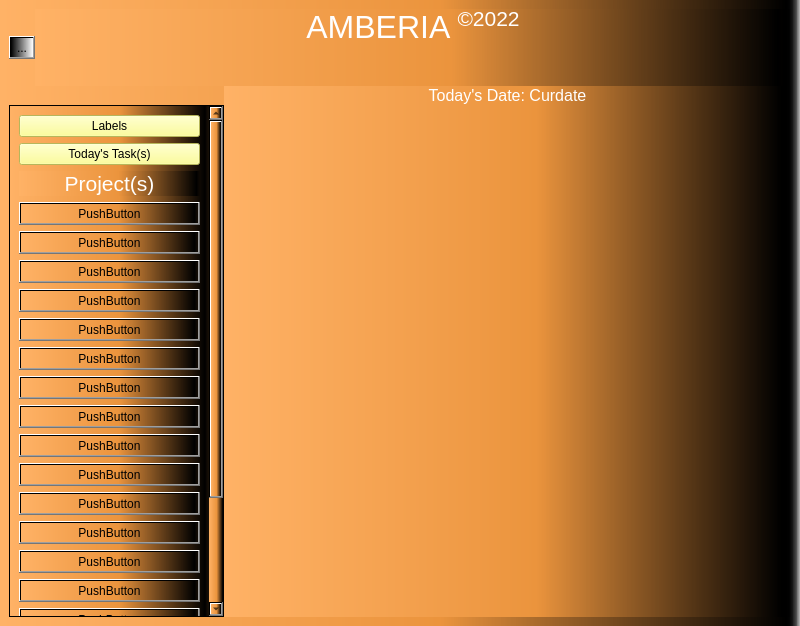
Old version of the form Codebase/GUI/UI_Files/MainWindow.ui in the repository Mulukulum/Amberia.
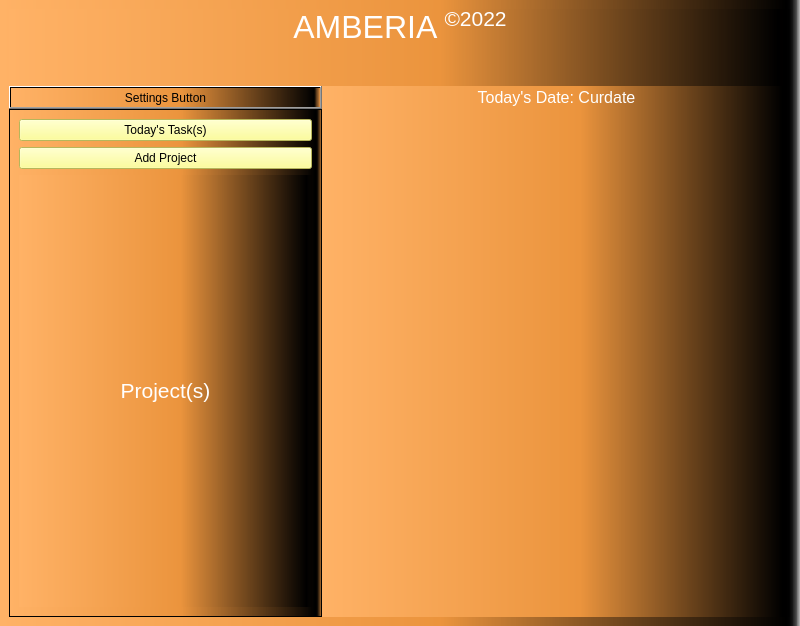
New version of the form.

What changed in the file:
```diff
--- a/Codebase/GUI/UI_Files/MainWindow.ui
+++ b/Codebase/GUI/UI_Files/MainWindow.ui
@@ -29,26 +29,6 @@
       <property name="spacing">
        <number>0</number>
       </property>
-      <item row="3" column="2" rowspan="2" colspan="3">
-       <widget class="QFrame" name="WidgetFrame">
-        <property name="enabled">
-         <bool>true</bool>
-        </property>
-        <property name="minimumSize">
-         <size>
-          <width>0</width>
-          <height>0</height>
-         </size>
-        </property>
-       </widget>
-      </item>
-      <item row="2" column="2" colspan="3">
-       <widget class="QLabel" name="CurrentWidgetTitleLabel">
-        <property name="text">
-         <string>&lt;html&gt;&lt;head/&gt;&lt;body&gt;&lt;p align=&quot;center&quot;&gt;&lt;span style=&quot; font-size:12pt; color:#ffffff;&quot;&gt;Today's Date: Curdate&lt;/span&gt;&lt;/p&gt;&lt;/body&gt;&lt;/html&gt;</string>
-        </property>
-       </widget>
-      </item>
       <item row="4" column="0" colspan="2">
        <widget class="QScrollArea" name="ProjectScrollArea">
         <property name="widgetResizable">
@@ -59,168 +39,35 @@
           <rect>
            <x>0</x>
            <y>0</y>
-           <width>197</width>
-           <height>652</height>
+           <width>310</width>
+           <height>504</height>
           </rect>
          </property>
          <layout class="QGridLayout" name="gridLayout_3">
-          <item row="18" column="0">
-           <widget class="QPushButton" name="pushButton_10">
-            <property name="text">
-             <string>PushButton</string>
-            </property>
-           </widget>
-          </item>
-          <item row="9" column="0">
-           <widget class="QPushButton" name="pushButton_3">
-            <property name="text">
-             <string>PushButton</string>
-            </property>
-           </widget>
-          </item>
-          <item row="10" column="0">
-           <widget class="QPushButton" name="pushButton_15">
-            <property name="text">
-             <string>PushButton</string>
-            </property>
-           </widget>
-          </item>
-          <item row="7" column="0">
-           <widget class="QPushButton" name="pushButton_19">
-            <property name="text">
-             <string>PushButton</string>
-            </property>
-           </widget>
-          </item>
-          <item row="0" column="0">
-           <widget class="QPushButton" name="edit_amberlabels_button">
-            <property name="styleSheet">
-             <string notr="true">background: rgb(255, 255, 127)</string>
-            </property>
-            <property name="text">
-             <string>Labels</string>
-            </property>
-           </widget>
-          </item>
-          <item row="17" column="0">
-           <widget class="QPushButton" name="pushButton_11">
-            <property name="text">
-             <string>PushButton</string>
-            </property>
-           </widget>
-          </item>
-          <item row="16" column="0">
-           <widget class="QPushButton" name="pushButton_12">
-            <property name="text">
-             <string>PushButton</string>
-            </property>
-           </widget>
-          </item>
-          <item row="12" column="0">
-           <widget class="QPushButton" name="pushButton_17">
-            <property name="text">
-             <string>PushButton</string>
-            </property>
-           </widget>
-          </item>
-          <item row="15" column="0">
-           <widget class="QPushButton" name="pushButton_13">
-            <property name="text">
-             <string>PushButton</string>
-            </property>
-           </widget>
-          </item>
-          <item row="21" column="0">
-           <widget class="QPushButton" name="pushButton_6">
-            <property name="text">
-             <string>PushButton</string>
-            </property>
-           </widget>
-          </item>
           <item row="1" column="0">
            <widget class="QPushButton" name="tasks_today_button">
             <property name="styleSheet">
              <string notr="true">background: rgb(255, 255, 127)</string>
             </property>
             <property name="text">
-             <string>Today's Task(s)</string>
+             <string>Add Project</string>
             </property>
            </widget>
           </item>
-          <item row="24" column="0">
-           <widget class="QPushButton" name="pushButton">
-            <property name="text">
-             <string>PushButton</string>
-            </property>
-           </widget>
-          </item>
-          <item row="13" column="0">
-           <widget class="QPushButton" name="pushButton_16">
-            <property name="text">
-             <string>PushButton</string>
-            </property>
-           </widget>
-          </item>
-          <item row="22" column="0">
-           <widget class="QPushButton" name="pushButton_5">
-            <property name="text">
-             <string>PushButton</string>
-            </property>
-           </widget>
-          </item>
-          <item row="19" column="0">
-           <widget class="QPushButton" name="pushButton_9">
-            <property name="text">
-             <string>PushButton</string>
-            </property>
-           </widget>
-          </item>
-          <item row="20" column="0">
-           <widget class="QPushButton" name="pushButton_8">
-            <property name="text">
-             <string>PushButton</string>
-            </property>
-           </widget>
-          </item>
-          <item row="23" column="0">
-           <widget class="QPushButton" name="pushButton_4">
-            <property name="text">
-             <string>PushButton</string>
-            </property>
-           </widget>
-          </item>
-          <item row="25" column="0">
-           <widget class="QPushButton" name="pushButton_2">
-            <property name="text">
-             <string>PushButton</string>
-            </property>
-           </widget>
-          </item>
-          <item row="14" column="0">
-           <widget class="QPushButton" name="pushButton_14">
-            <property name="text">
-             <string>PushButton</string>
-            </property>
-           </widget>
-          </item>
-          <item row="3" column="0">
-           <widget class="QLabel" name="projects_label">
+          <item row="4" column="0">
+           <widget class="QLabel" name="ProjectsLabel">
             <property name="text">
              <string>&lt;html&gt;&lt;head/&gt;&lt;body&gt;&lt;p align=&quot;center&quot;&gt;&lt;span style=&quot; font-size:16pt; color:#ffffff;&quot;&gt;Project(s)&lt;/span&gt;&lt;/p&gt;&lt;/body&gt;&lt;/html&gt;</string>
             </property>
            </widget>
           </item>
-          <item row="11" column="0">
-           <widget class="QPushButton" name="pushButton_18">
-            <property name="text">
-             <string>PushButton</string>
+          <item row="0" column="0">
+           <widget class="QPushButton" name="TasksTodayButton_2">
+            <property name="styleSheet">
+             <string notr="true">background: rgb(255, 255, 127)</string>
             </property>
-           </widget>
-          </item>
-          <item row="8" column="0">
-           <widget class="QPushButton" name="pushButton_7">
             <property name="text">
-             <string>PushButton</string>
+             <string>Today's Task(s)</string>
             </property>
            </widget>
           </item>
@@ -228,23 +75,41 @@
         </widget>
        </widget>
       </item>
-      <item row="0" column="0" rowspan="2">
-       <widget class="QToolButton" name="settings_button">
-        <property name="styleSheet">
-         <string notr="true">background: qlineargradient(spread:pad, x1:0, y1:0, x2:1, y2:0, stop:0 rgba(0, 0, 0, 255), stop:1 rgba(255, 255, 255, 255))</string>
+      <item row="3" column="2" rowspan="2" colspan="3">
+       <widget class="QFrame" name="MainWidgetFrame">
+        <property name="enabled">
+         <bool>true</bool>
         </property>
+        <property name="minimumSize">
+         <size>
+          <width>0</width>
+          <height>0</height>
+         </size>
+        </property>
+        <layout class="QVBoxLayout" name="verticalLayout"/>
+       </widget>
+      </item>
+      <item row="2" column="2" colspan="3">
+       <widget class="QLabel" name="CurrentWidgetTitleLabel">
         <property name="text">
-         <string>...</string>
+         <string>&lt;html&gt;&lt;head/&gt;&lt;body&gt;&lt;p align=&quot;center&quot;&gt;&lt;span style=&quot; font-size:12pt; color:#ffffff;&quot;&gt;Today's Date: Curdate&lt;/span&gt;&lt;/p&gt;&lt;/body&gt;&lt;/html&gt;</string>
         </property>
        </widget>
       </item>
-      <item row="0" column="1" colspan="4">
-       <widget class="QLabel" name="title_label">
+      <item row="0" column="0" colspan="5">
+       <widget class="QLabel" name="ProjectTitleLabel">
         <property name="text">
          <string>&lt;html&gt;&lt;head/&gt;&lt;body&gt;&lt;p align=&quot;center&quot;&gt;&lt;span style=&quot; font-size:24pt; color:#ffffff;&quot;&gt;AMBERIA &lt;/span&gt;&lt;span style=&quot; font-size:24pt; color:#ffffff; vertical-align:super;&quot;&gt;©2022&lt;/span&gt;&lt;/p&gt;&lt;p align=&quot;center&quot;&gt;&lt;br/&gt;&lt;/p&gt;&lt;/body&gt;&lt;/html&gt;</string>
         </property>
        </widget>
       </item>
+      <item row="2" column="0" colspan="2">
+       <widget class="QPushButton" name="SettingsButton">
+        <property name="text">
+         <string>Settings Button</string>
+        </property>
+       </widget>
+      </item>
      </layout>
     </item>
    </layout>
```
Left out of the diff: 2 changed lines with no effect on the pictures.
